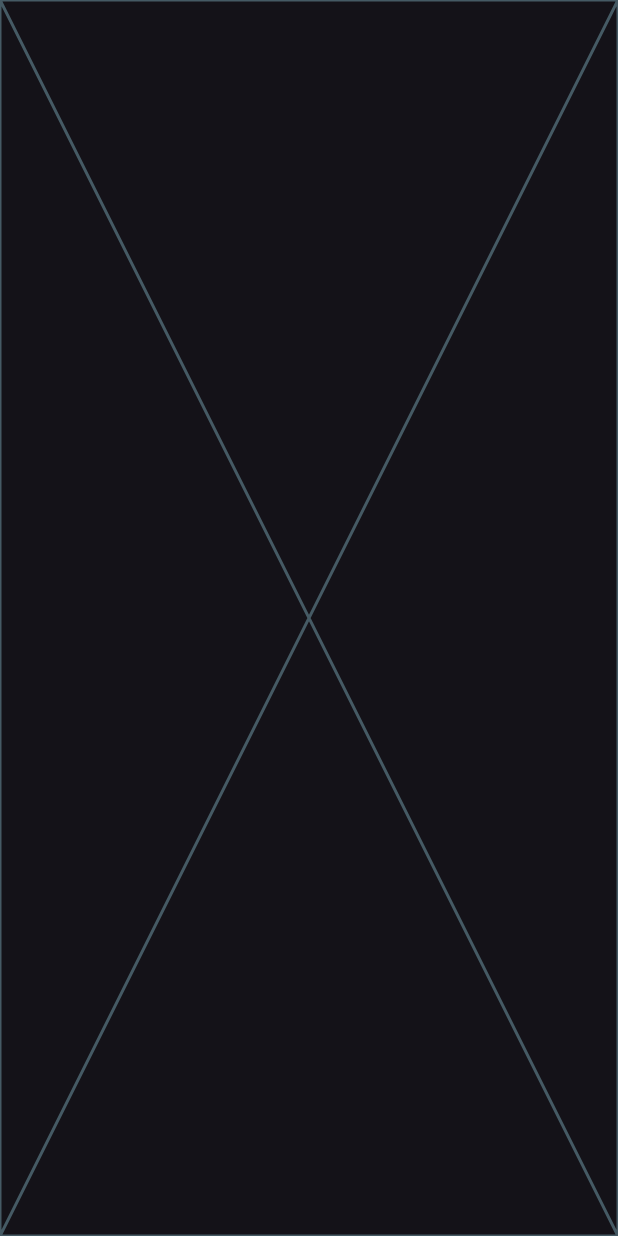
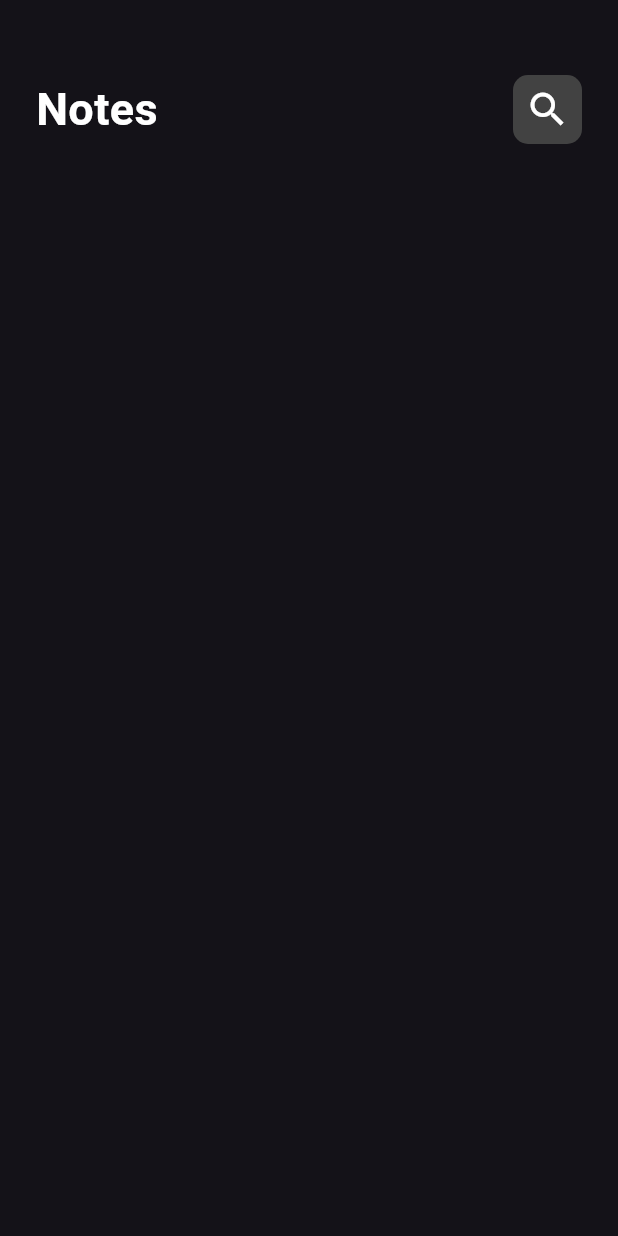
Before and after one commit to mahmOoud2004/note_app, a Flutter app: the screen it shows after launch, on a phone screen of 412 x 824 dp. Run offline on Flutter 3.47's test engine with Material 3 defaults, Android fonts, the phone set to English and light mode, and no system bars.

Commit message:
create custom app bar

```diff
--- /dev/null
+++ b/lib/widgets/custom_appBar.dart
@@ -0,0 +1,27 @@
+import 'package:flutter/material.dart';
+import 'package:note_app/widgets/customsearch_icon.dart';
+
+class CustomAppbar extends StatelessWidget {
+  const CustomAppbar({super.key});
+
+  @override
+  Widget build(BuildContext context) {
+    return Padding(
+      padding: const EdgeInsets.symmetric(horizontal: 24),
+      child: Row(
+        children: [
+          Text(
+            "Notes",
+            style: TextStyle(
+              fontSize: 30,
+              color: Colors.white,
+              fontWeight: FontWeight.bold,
+            ),
+          ),
+          const Spacer(),
+          CustomsearchIcon(),
+        ],
+      ),
+    );
+  }
+}
--- /dev/null
+++ b/lib/widgets/customsearch_icon.dart
@@ -0,0 +1,18 @@
+import 'package:flutter/material.dart';
+
+class CustomsearchIcon extends StatelessWidget {
+  const CustomsearchIcon({super.key});
+
+  @override
+  Widget build(BuildContext context) {
+    return Container(
+      width: 46,
+      height: 46,
+      decoration: BoxDecoration(
+        color: Colors.grey[800],
+        borderRadius: BorderRadius.circular(10),
+      ),
+      child: Icon(Icons.search, color: Colors.white, size: 30),
+    );
+  }
+}
--- a/lib/widgets/noteview_body.dart
+++ b/lib/widgets/noteview_body.dart
@@ -1,10 +1,11 @@
 import 'package:flutter/material.dart';
+import 'package:note_app/widgets/custom_appBar.dart';
 
 class NoteviewBody extends StatelessWidget {
   const NoteviewBody({super.key});
 
   @override
   Widget build(BuildContext context) {
-    return const Placeholder();
+    return Column(children: [SizedBox(height: 50), CustomAppbar()]);
   }
 }
```
